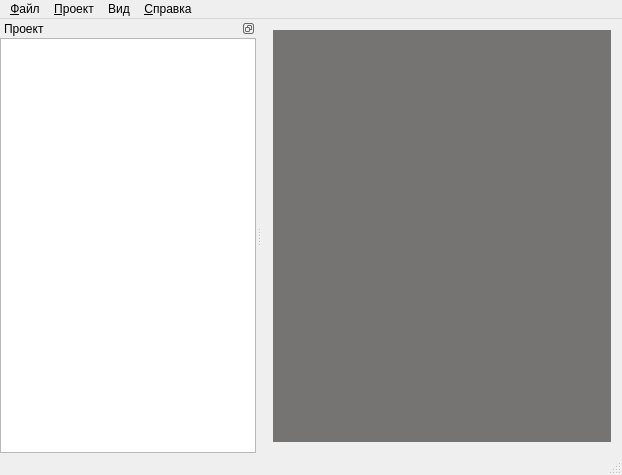
vinni-au/l-gen, file mainwindow.ui: the form before one commit.
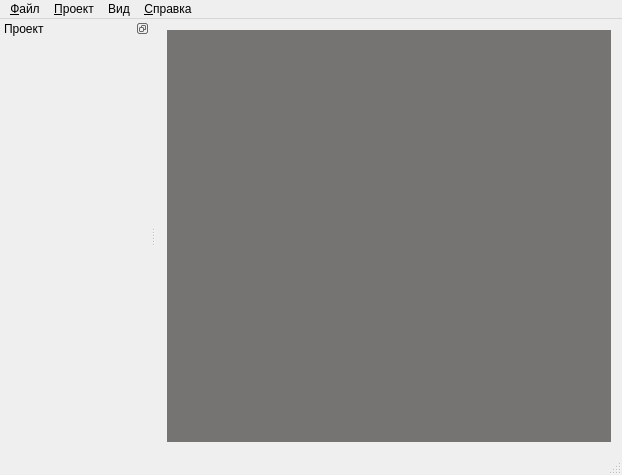
The form after the commit.

```diff
--- a/mainwindow.ui
+++ b/mainwindow.ui
@@ -127,9 +127,6 @@
      <property name="margin">
       <number>0</number>
      </property>
-     <item>
-      <widget class="QTreeView" name="treeView"/>
-     </item>
     </layout>
    </widget>
   </widget>
```
Left out of the diff: 4 changed lines with no effect on the pictures.
